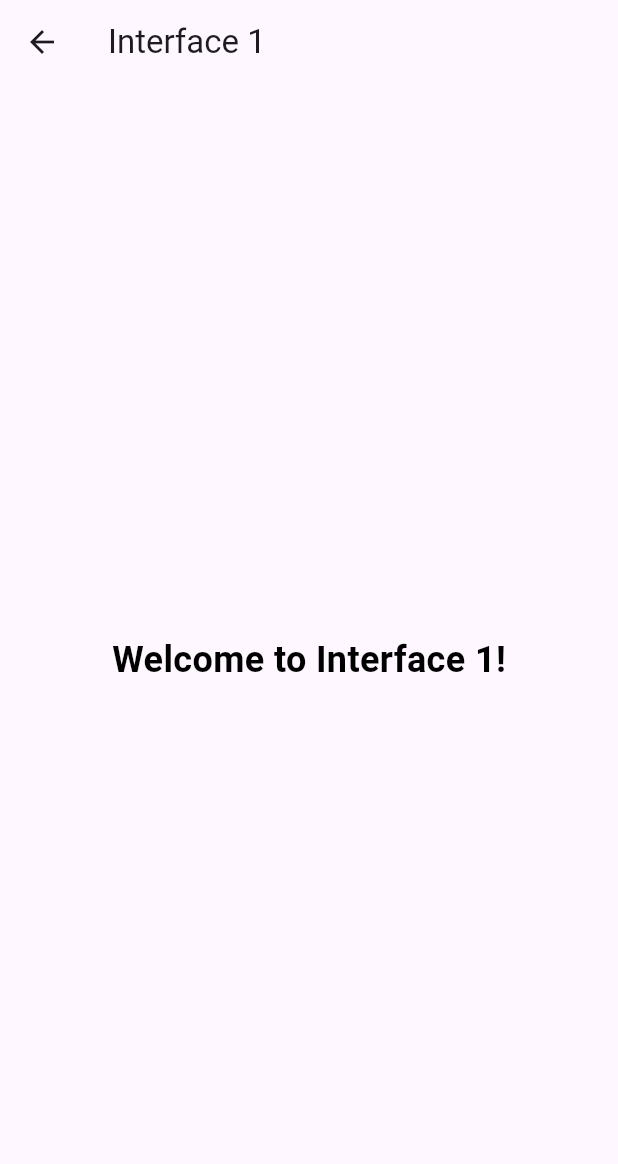
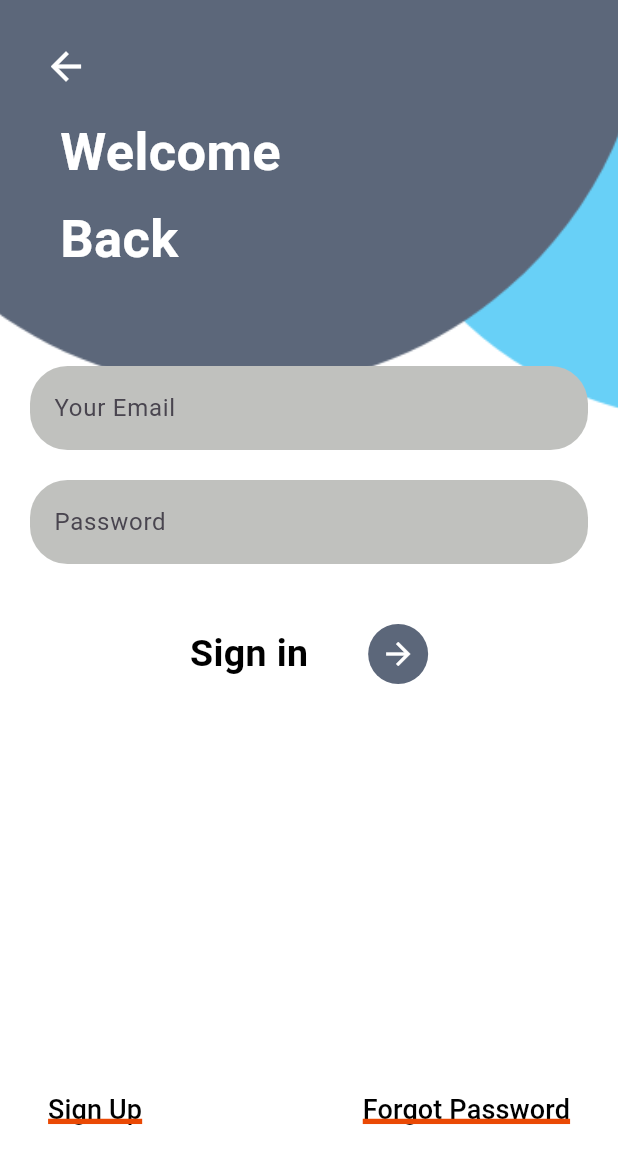
Before and after one commit to Yosr1616/Traffic1, a Flutter app: the screen it shows after launch, after a tap on "NEXT", on a phone screen of 412 x 824 dp. Shown: the top 1164 px of the screen. Run offline on Flutter 3.47's test engine with Material 3 defaults, Android fonts, the phone set to English and light mode, and no system bars.

Commit message:
sign and sign interfaces

```diff
--- a/lib/interface1.dart
+++ /dev/null
@@ -1,24 +0,0 @@
-import 'package:flutter/material.dart';
-
-class Interface1 extends StatelessWidget {
-  const Interface1({super.key});
-
-  @override
-  Widget build(BuildContext context) {
-    return Scaffold(
-      appBar: AppBar(
-        title: const Text('Interface 1'),
-      ),
-      body: const Center(
-        child: Text(
-          'Welcome to Interface 1!',
-          style: TextStyle(
-            fontSize: 24, // Font size
-            fontWeight: FontWeight.bold, // Added bold styling
-            color: Colors.black, // Text color
-          ),
-        ),
-      ),
-    );
-  }
-}
--- a/lib/main.dart
+++ b/lib/main.dart
@@ -1,5 +1,5 @@
 import 'package:flutter/material.dart';
-import 'interface1.dart'; // Import the second page
+import 'signin.dart'; // Import the second page
 
 void main() {
   runApp(MyApp());
@@ -73,14 +73,14 @@ class MainPage extends StatelessWidget {
                         width: 2), // Add border with width
                   ),
                   padding: EdgeInsets.symmetric(
-                      horizontal: 80, vertical: 20), // Button padding
-                  minimumSize: Size(200, 50), // Minimum width and height
+                      horizontal: 80, vertical: 10), // Button padding
+                  minimumSize: Size(200, 60), // Minimum width and height
                 ),
                 onPressed: () {
                   // Navigate to Interface1
                   Navigator.push(
                     context,
-                    MaterialPageRoute(builder: (context) => Interface1()),
+                    MaterialPageRoute(builder: (context) => signin()),
                   );
                 },
                 child: Row(
--- /dev/null
+++ b/lib/signin.dart
@@ -0,0 +1,181 @@
+import 'package:flutter/material.dart';
+import 'ResetPassword.dart';
+import 'Signup.dart';
+
+class signin extends StatelessWidget {
+  const signin({super.key});
+
+  @override
+  Widget build(BuildContext context) {
+    return Scaffold(
+      body: SafeArea(
+        child: Container(
+          decoration: BoxDecoration(
+            image: DecorationImage(
+              image: AssetImage('assets/img2.png'),
+              fit: BoxFit.cover,
+            ),
+          ),
+          child: Padding(
+            padding: const EdgeInsets.all(20.0),
+            child: Column(
+              crossAxisAlignment: CrossAxisAlignment.start,
+              children: [
+                // Back Arrow Icon
+                IconButton(
+                  icon: Icon(Icons.arrow_back, color: Colors.white, size: 30),
+                  onPressed: () {
+                    Navigator.pop(context);
+                  },
+                ),
+                SizedBox(height: 8), // Space below the icon
+
+                // "Welcome" text
+                Padding(
+                  padding: const EdgeInsets.only(left: 20),
+                  child: Text(
+                    'Welcome',
+                    style: TextStyle(
+                      fontSize: 35,
+                      fontWeight: FontWeight.bold,
+                      color: Colors.white,
+                    ),
+                  ),
+                ),
+                SizedBox(height: 8), // Adjust space below the text
+
+                Padding(
+                  padding: const EdgeInsets.only(left: 20),
+                  child: Text(
+                    'Back',
+                    style: TextStyle(
+                      fontSize: 35,
+                      fontWeight: FontWeight.bold,
+                      color: Colors.white,
+                    ),
+                  ),
+                ),
+                SizedBox(height: 20), // Space before the form inputs
+
+                // Email TextField
+                SizedBox(height: 40), // Add space before the first TextField
+
+                TextField(
+                  decoration: InputDecoration(
+                    hintText: 'Your Email',
+                    filled: true,
+                    fillColor: const Color.fromARGB(255, 192, 193, 190),
+                    border: OutlineInputBorder(
+                      borderRadius: BorderRadius.circular(25),
+                      borderSide: BorderSide.none,
+                    ),
+                  ),
+                ),
+                SizedBox(height: 20), // Space between TextFields
+
+                // Password TextField
+                TextField(
+                  decoration: InputDecoration(
+                    hintText: 'Password',
+                    filled: true,
+                    fillColor: const Color.fromARGB(255, 192, 193, 190),
+                    border: OutlineInputBorder(
+                      borderRadius: BorderRadius.circular(25),
+                      borderSide: BorderSide.none,
+                    ),
+                  ),
+                ),
+                SizedBox(height: 40), // Space after the Password TextField
+
+                // Sign in button
+                Row(
+                  mainAxisAlignment: MainAxisAlignment.center,
+                  children: [
+                    Text(
+                      'Sign in',
+                      style: TextStyle(
+                        fontSize: 25,
+                        fontWeight: FontWeight.bold,
+                        color: Colors.black,
+                      ),
+                    ),
+                    SizedBox(width: 40),
+                    GestureDetector(
+                      onTap: () {
+                        Navigator.push(
+                          context,
+                          MaterialPageRoute(builder: (context) => signup()),
+                        );
+                      },
+                      child: Container(
+                        width: 40,
+                        height: 40,
+                        decoration: BoxDecoration(
+                          shape: BoxShape.circle,
+                          color: Color.fromARGB(255, 92, 103, 122),
+                        ),
+                        child: Icon(
+                          Icons.arrow_forward,
+                          color: Colors.white,
+                        ),
+                      ),
+                    ),
+                  ],
+                ),
+
+                // Spacer pushes the next widgets to the bottom of the screen
+                Spacer(),
+
+                // Forgot Password and Sign Up links
+                Row(
+                  mainAxisAlignment: MainAxisAlignment.spaceBetween,
+                  children: [
+                    TextButton(
+                      onPressed: () {
+                        Navigator.push(
+                          context,
+                          MaterialPageRoute(builder: (context) => signup()),
+                        );
+                      },
+                      child: Text(
+                        'Sign Up',
+                        style: TextStyle(
+                          fontSize: 18,
+                          color: Colors.black,
+                          decoration: TextDecoration.underline,
+                          decorationThickness: 4,
+                          decorationColor: Color.fromARGB(255, 234, 73, 4),
+                        ),
+                      ),
+                    ),
+                    TextButton(
+                      onPressed: () {
+                        Navigator.push(
+                          context,
+                          MaterialPageRoute(
+                              builder: (context) => ResetPassword()),
+                        );
+                      },
+                      child: Text(
+                        'Forgot Password',
+                        style: TextStyle(
+                          fontSize: 18,
+                          color: Colors.black,
+                          decoration: TextDecoration.underline,
+                          decorationColor: Color.fromARGB(255, 234, 73, 4),
+                          decorationThickness: 4,
+                        ),
+                      ),
+                    ),
+                  ],
+                ),
+
+                SizedBox(height: 40), // Optional padding at the bottom
+              ],
+            ),
+          ),
+        ),
+      ),
+    );
+  }
+}
--- a/pubspec.yaml
+++ b/pubspec.yaml
@@ -61,7 +61,9 @@ flutter:
   # To add assets to your application, add an assets section, like this:
   assets:
      - assets/img1.png
-  #   - images/a_dot_ham.jpeg
+     - assets/img2.png
+     - assets/img3.png
+     - assets/img4.png
 
   # An image asset can refer to one or more resolution-specific "variants", see
   # https://flutter.dev/to/resolution-aware-images
```
Also changed, not shown: lib/ResetPassword.dart (added, +99 -0 lines), lib/signup.dart (added, +162 -0 lines), assets/4.png (deleted), assets/img,1.jpg (deleted), assets/img111.png (deleted), assets/img2.png (added), assets/img3.png (added), assets/img4.png (added), assets/imgl1.png (deleted), assets/n.png (added).
